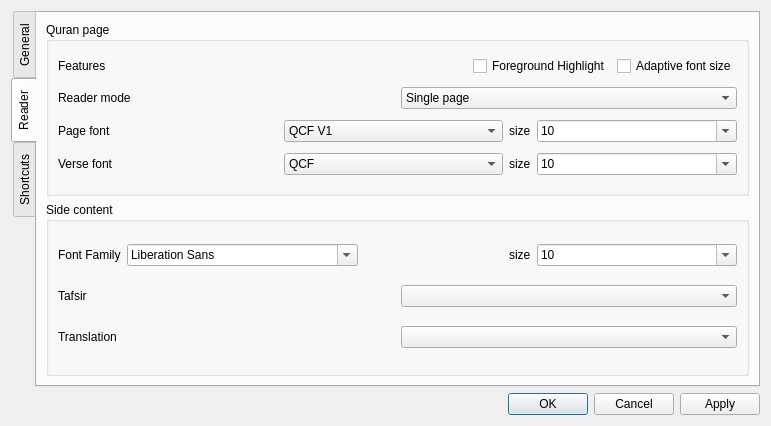
Above: src/core/settingsdialog.ui from 0xzer0x/quran-companion before the change. Below: the same form after it.
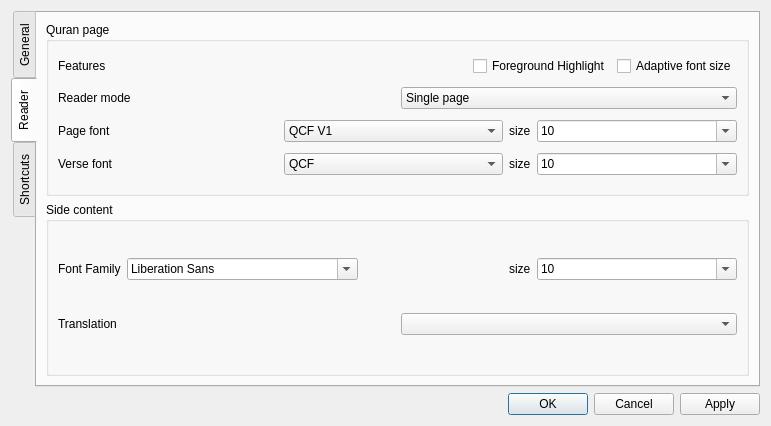
That is the form after the change.

Commit message: SettingsDialog: move tafsir changing to TafsirDialog

Patch:
```diff
--- a/src/core/settingsdialog.ui
+++ b/src/core/settingsdialog.ui
@@ -578,20 +578,6 @@
             </item>
            </layout>
           </item>
-          <item>
-           <layout class="QHBoxLayout" name="horizontalLayout_6">
-            <item>
-             <widget class="QLabel" name="lbTafsir">
-              <property name="text">
-               <string>Tafsir</string>
-              </property>
-             </widget>
-            </item>
-            <item>
-             <widget class="QComboBox" name="cmbTafsir"/>
-            </item>
-           </layout>
-          </item>
           <item>
            <layout class="QHBoxLayout" name="horizontalLayout_7">
             <item>
```
The commit also changes 4 other files.
